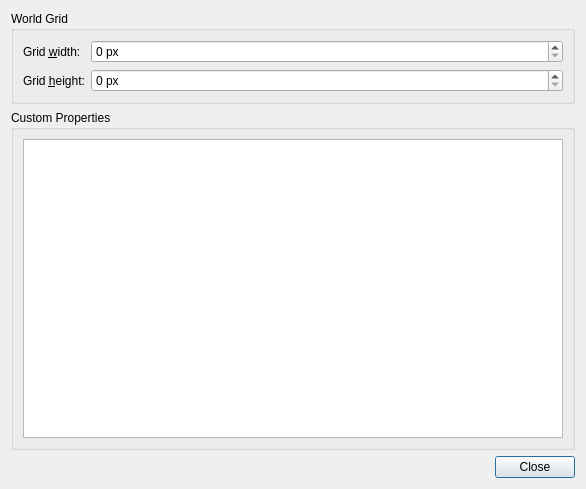
First picture: the form in src/tiled/worldpropertiesdialog.ui, repository mapeditor/tiled, before the edit.
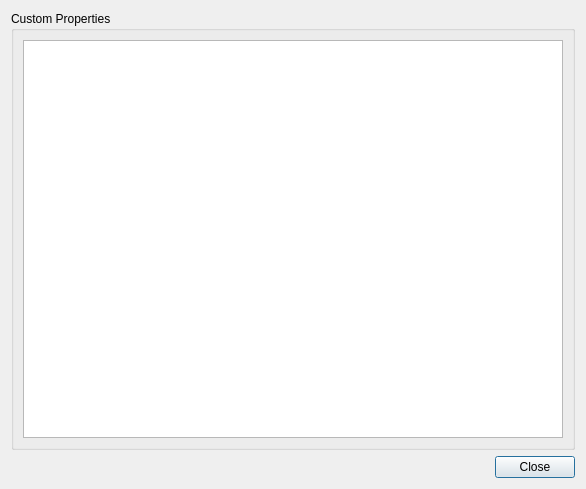
Second picture: the form after the edit. Custom widgets are drawn as their Qt base class.

Commit message: Use the properties framework to set up the UI

The edit to the form file:
```diff
--- a/src/tiled/worldpropertiesdialog.ui
+++ b/src/tiled/worldpropertiesdialog.ui
@@ -14,55 +14,6 @@
    <string>World Properties</string>
   </property>
   <layout class="QVBoxLayout" name="dialogLayout">
-   <item>
-    <widget class="QGroupBox" name="worldGridGroupBox">
-     <property name="title">
-      <string>World Grid</string>
-     </property>
-     <layout class="QFormLayout" name="worldGridLayout">
-      <item row="0" column="0">
-       <widget class="QLabel" name="gridWidthLabel">
-        <property name="text">
-         <string>Grid &amp;width:</string>
-        </property>
-        <property name="buddy">
-         <cstring>gridWidthSpinBox</cstring>
-        </property>
-       </widget>
-      </item>
-      <item row="0" column="1">
-       <widget class="QSpinBox" name="gridWidthSpinBox">
-        <property name="suffix">
-         <string> px</string>
-        </property>
-        <property name="maximum">
-         <number>1048576</number>
-        </property>
-       </widget>
-      </item>
-      <item row="1" column="0">
-       <widget class="QLabel" name="gridHeightLabel">
-        <property name="text">
-         <string>Grid &amp;height:</string>
-        </property>
-        <property name="buddy">
-         <cstring>gridHeightSpinBox</cstring>
-        </property>
-       </widget>
-      </item>
-      <item row="1" column="1">
-       <widget class="QSpinBox" name="gridHeightSpinBox">
-        <property name="suffix">
-         <string> px</string>
-        </property>
-        <property name="maximum">
-         <number>1048576</number>
-        </property>
-       </widget>
-      </item>
-     </layout>
-    </widget>
-   </item>
    <item>
     <widget class="QGroupBox" name="groupBox">
      <property name="title">
```
The commit also changes 2 other files.
